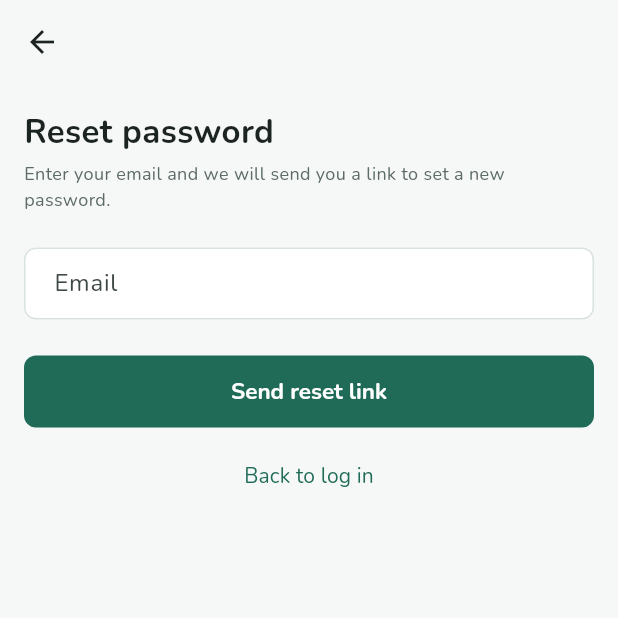
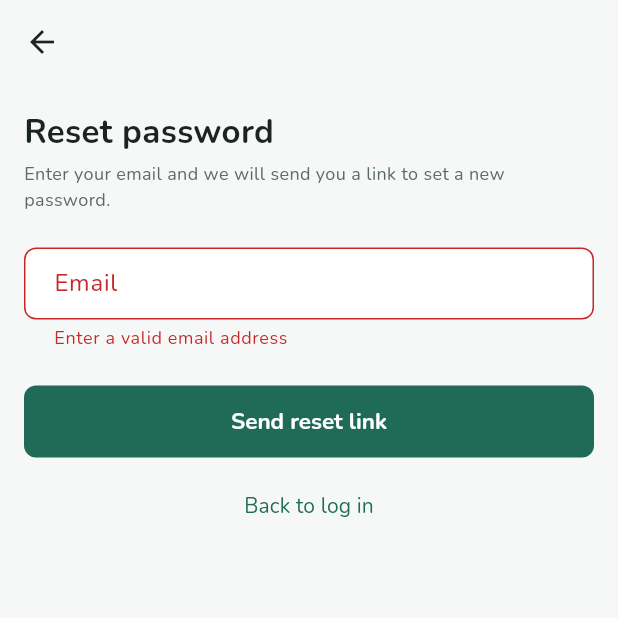
Before and after one commit to ayberkarpaci/BeforeGo, a Flutter app: the ForgotPasswordScreen screen opened by its route, after a tap on "Send reset link", on a phone screen of 412 x 824 dp, the top half of it. Run offline on Flutter 3.47's test engine with Material 3 defaults, Android fonts, the phone set to English and light mode, and no system bars.

Commit message:
validate email and show reset link dialog

```diff
--- a/lib/screens/forgot_password_screen.dart
+++ b/lib/screens/forgot_password_screen.dart
@@ -1,5 +1,6 @@
 import 'package:flutter/material.dart';
 
+import '../routes.dart';
 import '../utils/app_spacing.dart';
 import '../utils/app_text_styles.dart';
 import '../widgets/app_text_field.dart';
@@ -13,6 +14,7 @@ class ForgotPasswordScreen extends StatefulWidget {
 }
 
 class _ForgotPasswordScreenState extends State<ForgotPasswordScreen> {
+  final _formKey = GlobalKey<FormState>();
   final _emailController = TextEditingController();
 
   @override
@@ -21,7 +23,29 @@ class _ForgotPasswordScreenState extends State<ForgotPasswordScreen> {
     super.dispose();
   }
 
-  void _sendLink() {}
+  void _sendLink() {
+    if (!_formKey.currentState!.validate()) return;
+
+    showDialog(
+      context: context,
+      builder: (dialogContext) => AlertDialog(
+        title: const Text('Reset link sent'),
+        content: const Text(
+          'Check your email to set a new password, then log in again.',
+        ),
+        actions: [
+          TextButton(
+            onPressed: () => Navigator.pushNamedAndRemoveUntil(
+              dialogContext,
+              AppRoutes.login,
+              (route) => false,
+            ),
+            child: const Text('OK'),
+          ),
+        ],
+      ),
+    );
+  }
 
   @override
   Widget build(BuildContext context) {
@@ -30,6 +54,8 @@ class _ForgotPasswordScreenState extends State<ForgotPasswordScreen> {
       body: SafeArea(
         child: SingleChildScrollView(
           padding: AppSpacing.page,
+          child: Form(
+            key: _formKey,
             child: Column(
               crossAxisAlignment: CrossAxisAlignment.stretch,
               children: [
@@ -44,6 +70,7 @@ class _ForgotPasswordScreenState extends State<ForgotPasswordScreen> {
                   label: 'Email',
                   hint: 'you@example.com',
                   controller: _emailController,
+                  validator: FieldValidators.email,
                   keyboardType: TextInputType.emailAddress,
                   textInputAction: TextInputAction.done,
                   onFieldSubmitted: (_) => _sendLink(),
@@ -59,6 +86,7 @@ class _ForgotPasswordScreenState extends State<ForgotPasswordScreen> {
             ),
           ),
         ),
+      ),
     );
   }
 }
```
Lines whose indentation alone changed are shown as unchanged.
